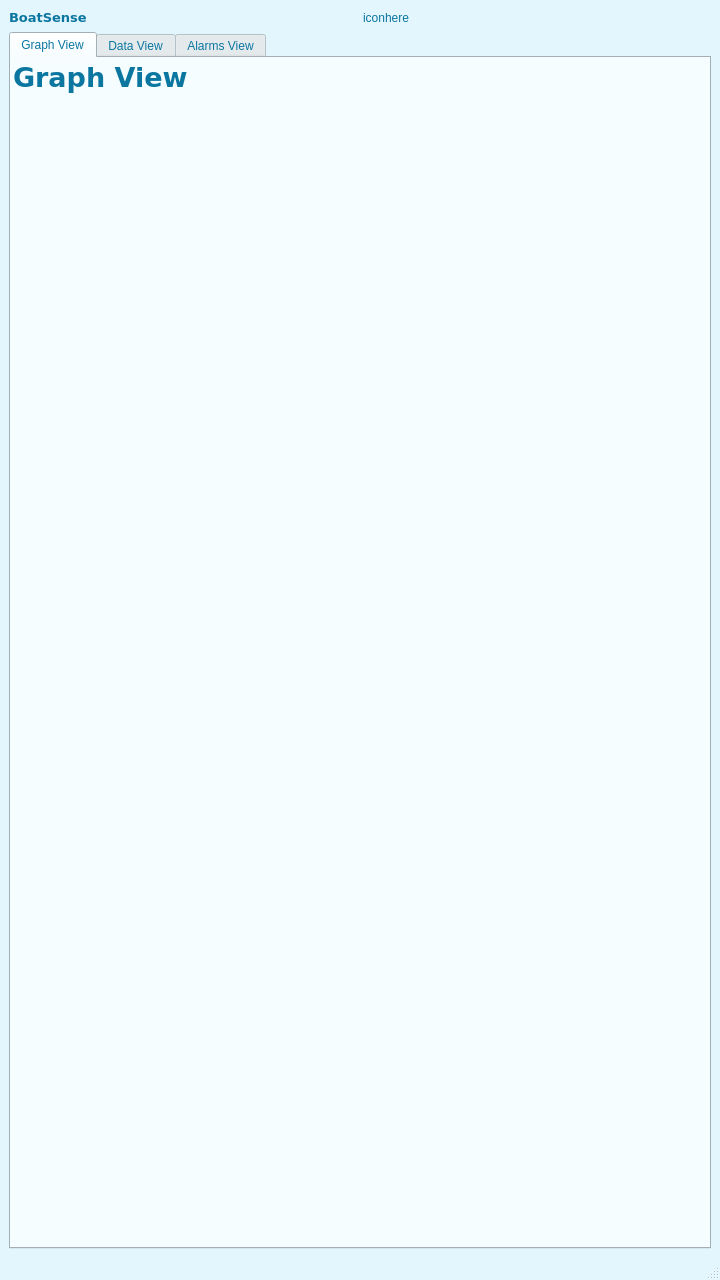
Old version of the form gui/resources/mainwindow.ui in the repository ashrec04/nmea-ctrl-system.
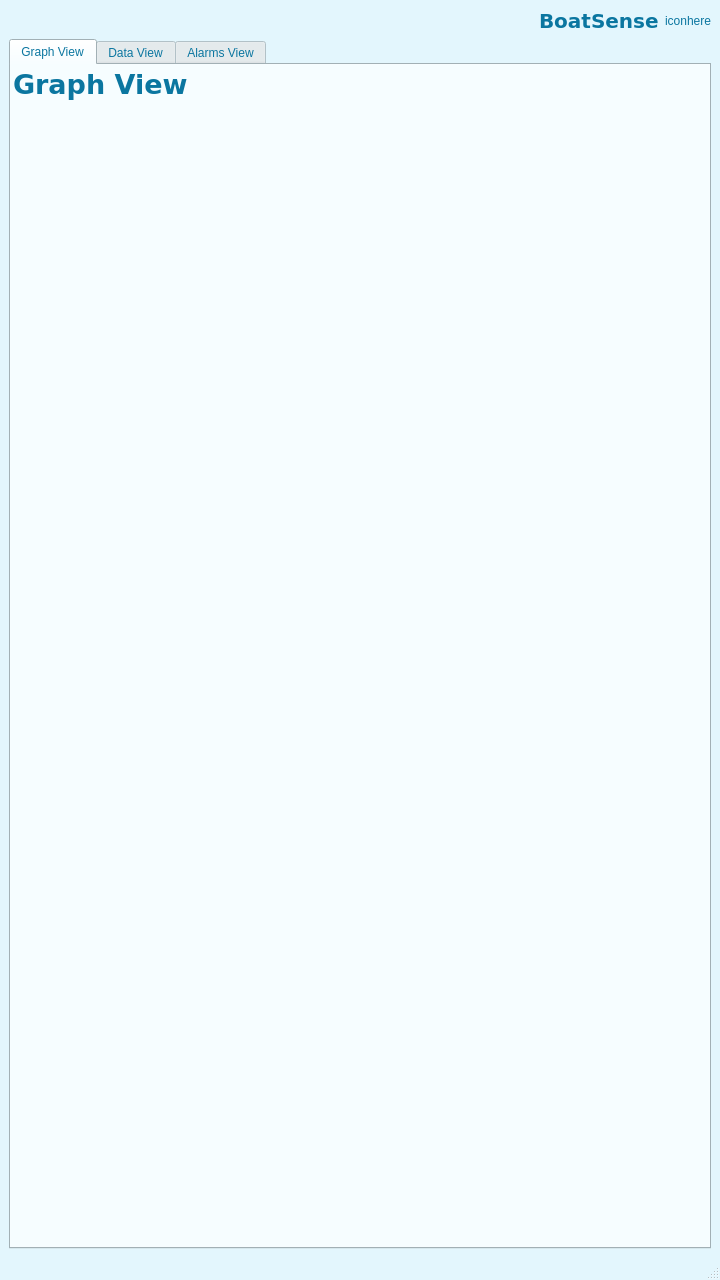
New version of the form.

Commit message: logo header size readjusted

Diff of the .ui file:
```diff
--- a/gui/resources/mainwindow.ui
+++ b/gui/resources/mainwindow.ui
@@ -508,13 +508,32 @@
     <item>
      <layout class="QVBoxLayout" name="verticalLayout" stretch="0,0">
       <item>
-       <layout class="QHBoxLayout" name="horizontalLayout_2">
+       <layout class="QHBoxLayout" name="horizontalLayout_title">
+        <item>
+         <spacer name="horizontalSpacer">
+          <property name="orientation">
+           <enum>Qt::Orientation::Horizontal</enum>
+          </property>
+          <property name="sizeHint" stdset="0">
+           <size>
+            <width>40</width>
+            <height>20</height>
+           </size>
+          </property>
+         </spacer>
+        </item>
         <item>
          <widget class="QLabel" name="boatSenseNameLabel">
+          <property name="sizePolicy">
+           <sizepolicy hsizetype="Fixed" vsizetype="Fixed">
+            <horstretch>0</horstretch>
+            <verstretch>0</verstretch>
+           </sizepolicy>
+          </property>
           <property name="font">
            <font>
             <family>Verdana</family>
-            <pointsize>10</pointsize>
+            <pointsize>15</pointsize>
             <bold>true</bold>
            </font>
           </property>
@@ -525,9 +544,18 @@
         </item>
         <item>
          <widget class="QLabel" name="boatSenseIconLabel">
+          <property name="sizePolicy">
+           <sizepolicy hsizetype="Fixed" vsizetype="Fixed">
+            <horstretch>50</horstretch>
+            <verstretch>50</verstretch>
+           </sizepolicy>
+          </property>
           <property name="text">
            <string>iconhere</string>
           </property>
+          <property name="alignment">
+           <set>Qt::AlignmentFlag::AlignLeading|Qt::AlignmentFlag::AlignLeft|Qt::AlignmentFlag::AlignVCenter</set>
+          </property>
          </widget>
         </item>
        </layout>
```
Left out of the diff: 6 changed lines with no effect on the pictures.
